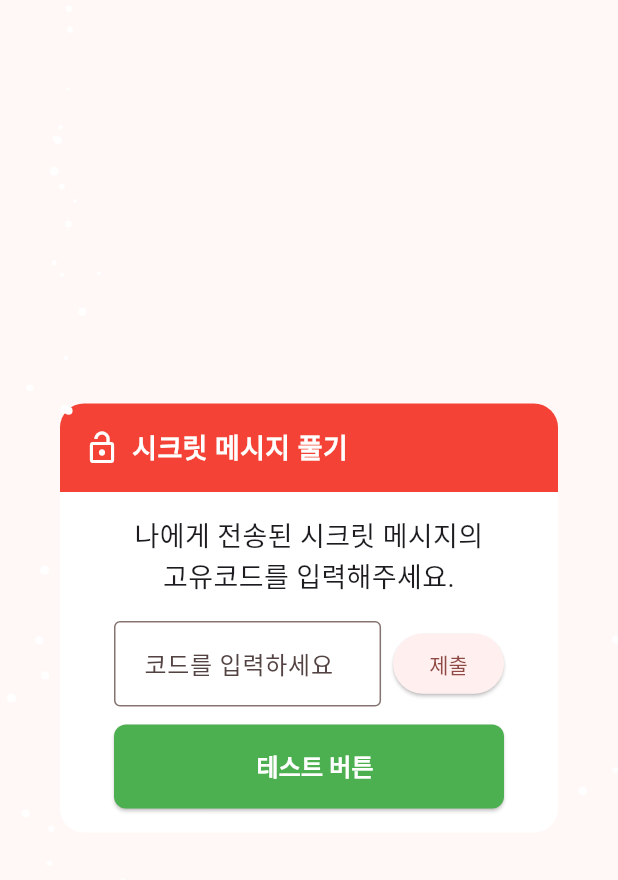
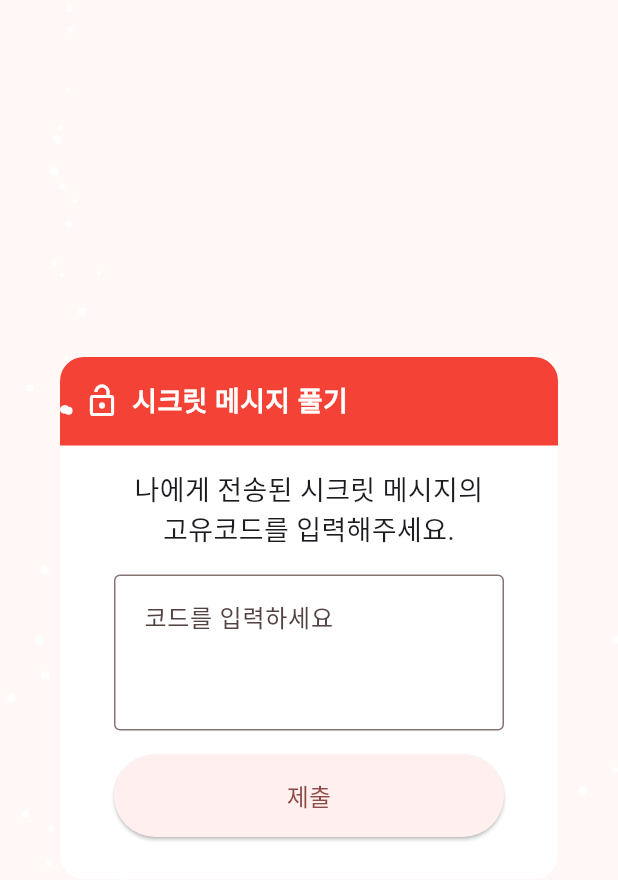
Before and after one commit to isjennifer/my_secret_christmas, a Flutter app: the DecodeMessageModal widget shown alone on an empty page, opened directly, after a tap on "제출", on a phone screen of 412 x 824 dp. Shown: the top 880 px of the screen. Run offline on Flutter 3.47's test engine with Material 3 defaults, Android fonts, the phone set to English and light mode, and no system bars; our stand-ins replace audioplayers, flutter_riverpod, google_fonts, google_mobile_ads, in_app_review, shared_preferences; missing offline and left inert: encrypt, kakao_flutter_sdk, social_share; accounts and stored records are empty.

Commit message:
코드 복호화 코드 연결

```diff
--- a/lib/decode_message_modal.dart
+++ b/lib/decode_message_modal.dart
@@ -1,6 +1,7 @@
 // lib/widgets/decode_message_modal.dart
 
 import 'package:flutter/material.dart';
+import 'package:my_secret_christmas/sevices/card_encryption_service.dart';
 import 'package:my_secret_christmas/steps/open_steps/decode_message_step.dart';
 import 'package:my_secret_christmas/models/christmas_card.dart';
 
@@ -20,14 +21,47 @@ class _DecodeMessageModalState extends State<DecodeMessageModal> {
     super.dispose();
   }
 
-  void _handleSubmit() {
-    if (_controller.text.isEmpty) return;
+  void _handleSubmit([String? value]) {
+    final textValue = value ?? _controller.text;
+    if (textValue.isEmpty) return;
 
-    // 여기에 제출 로직 구현
-    print('제출된 메시지: ${_controller.text}');
+    try {
+      // 복호화된 카드 데이터 받기
+      ChristmasCard decryptedCard =
+          CardEncryptionService.decryptToCard(textValue);
+
+      // 카드 데이터 출력
+      print('복호화된 카드 정보:');
+      print('보낸사람: ${decryptedCard.sender}');
+      print('받는사람: ${decryptedCard.recipient}');
+      print('내용: ${decryptedCard.content}');
+      print('카드 이미지: ${decryptedCard.cardImageUrl}');
+
+      // 퀴즈가 있다면 퀴즈 정보도 출력
+      if (decryptedCard.quiz != null) {
+        print('퀴즈 질문: ${decryptedCard.quiz!.question}');
+        print('퀴즈 답변: ${decryptedCard.quiz!.answer}');
+        print('힌트1: ${decryptedCard.quiz!.hint1}');
+        print('힌트2: ${decryptedCard.quiz!.hint2}');
+      }
+      Navigator.push(
+        context,
+        MaterialPageRoute(
+            builder: (context) => DecodeMessagePage(cardData: decryptedCard)),
+      );
 
       // 입력 필드 초기화
       _controller.clear();
+    } catch (e) {
+      print('오류 발생: $e');
+      // 여기에 사용자에게 오류를 알리는 로직을 추가할 수 있습니다.
+      // 예: ScaffoldMessenger를 사용한 스낵바 표시
+      ScaffoldMessenger.of(context).showSnackBar(
+        const SnackBar(
+          content: Text('메시지 풀기에 실패했어요! 올바른 코드인지 확인해주세요.'),
+        ),
+      );
+    }
   }
 
   @override
@@ -83,11 +117,13 @@ class _DecodeMessageModalState extends State<DecodeMessageModal> {
                     padding: const EdgeInsets.symmetric(horizontal: 20),
                     child: Column(
                       children: [
-                        Row(
+                        Column(
+                          crossAxisAlignment:
+                              CrossAxisAlignment.stretch, // 가로로 최대한 늘리기
                           children: [
-                            Expanded(
-                              child: TextField(
+                            TextField(
                               controller: _controller,
+                              maxLines: 3, // 입력 칸 높이 증가
                               decoration: InputDecoration(
                                 hintText: '코드를 입력하세요',
                                 contentPadding: const EdgeInsets.all(16),
@@ -95,69 +131,77 @@ class _DecodeMessageModalState extends State<DecodeMessageModal> {
                                   borderRadius: BorderRadius.circular(4),
                                 ),
                               ),
-                                onSubmitted: (_) => _handleSubmit(),
+                              onSubmitted: (value) => _handleSubmit(value),
+                            ),
+                            const SizedBox(height: 16), // 버튼과의 간격
+                            ElevatedButton(
+                              onPressed: _handleSubmit,
+                              style: ElevatedButton.styleFrom(
+                                padding: const EdgeInsets.symmetric(
+                                    vertical: 16), // 버튼 높이 증가
+                              ),
+                              child: const Text(
+                                '제출',
+                                style: TextStyle(
+                                  fontSize: 16, // 버튼 텍스트 크기 증가
                                 ),
                               ),
-                            const SizedBox(width: 8),
-                            ElevatedButton(
-                              onPressed: _handleSubmit,
-                              child: const Text('제출'),
                             ),
                           ],
                         ),
                         const SizedBox(height: 12),
                         // 테스트 버튼
-                        ElevatedButton(
-                          onPressed: () {
-                            // 퀴즈 객체 생성
-                            Quiz mockQuiz = Quiz(
-                              question: '산타의 썰매를 끄는 루돌프의 코 색깔은?',
-                              answer: '빨간색',
-                              hint1: '어두운 밤길을 환하게 밝혀주는 색이에요',
-                              hint2: '신호등에서 멈춤을 의미하는 색이에요',
-                            );
+                        // ElevatedButton(
+                        //   onPressed: () {
+                        //     // 퀴즈 객체 생성
+                        //     Quiz mockQuiz = Quiz(
+                        //       question: '산타의 썰매를 끄는 루돌프의 코 색깔은?',
+                        //       answer: '빨간색',
+                        //       hint1: '어두운 밤길을 환하게 밝혀주는 색이에요',
+                        //       hint2: '신호등에서 멈춤을 의미하는 색이에요',
+                        //     );
 
-                            // 크리스마스 카드 객체 생성
-                            ChristmasCard mockChristmasCard = ChristmasCard(
-                              sender: '산타',
-                              content:
-                                  '올해도 수고 많았어요! 내년에도 행복한 일만 가득하길 바랄게요. 메리 크리스마스!\n올해도 수고 많았어요! 내년에도 행복한 일만 가득하길 바랄게요. 메리 크리스마스!\n올해도 수고 많았어요! 내년에도 행복한 일만 가득하길 바랄게요. 메리 크리스마스!\n올해도 수고 많았어요! 내년에도 행복한 일만 가득하길 바랄게요. 메리 크리스마스!\n올해도 수고 많았어요! 내년\n',
-                              recipient: '루돌프',
-                              cardImageUrl: 'assets/christmas_card.png',
-                              quiz: mockQuiz,
-                            );
-                            Navigator.push(
-                              context,
-                              MaterialPageRoute(
-                                  builder: (context) => DecodeMessagePage(
-                                      cardData: mockChristmasCard)),
-                            );
-                          },
-                          style: ElevatedButton.styleFrom(
-                            backgroundColor: Colors.green,
-                            foregroundColor: Colors.white,
-                            padding: const EdgeInsets.symmetric(
-                              vertical: 16,
-                              horizontal: 24,
-                            ),
-                            shape: RoundedRectangleBorder(
-                              borderRadius: BorderRadius.circular(8),
-                            ),
-                          ),
-                          child: const Row(
-                            mainAxisAlignment: MainAxisAlignment.center,
-                            children: [
-                              SizedBox(width: 8),
-                              Text(
-                                '테스트 버튼',
-                                style: TextStyle(
-                                  fontSize: 16,
-                                  fontWeight: FontWeight.bold,
-                                ),
-                              ),
-                            ],
-                          ),
-                        ),
+                        //     // 크리스마스 카드 객체 생성
+                        //     ChristmasCard mockChristmasCard = ChristmasCard(
+                        //       sender: '산타',
+                        //       content:
+                        //           '올해도 수고 많았어요! 내년에도 행복한 일만 가득하길 바랄게요. 메리 크리스마스!\n올해도 수고 많았어요! 내년에도 행복한 일만 가득하길 바랄게요. 메리 크리스마스!\n올해도 수고 많았어요! 내년에도 행복한 일만 가득하길 바랄게요. 메리 크리스마스!\n올해도 수고 많았어요! 내년에도 행복한 일만 가득하길 바랄게요. 메리 크리스마스!\n올해도 수고 많았어요! 내년\n',
+                        //       recipient: '루돌프',
+                        //       cardImageUrl: 'assets/christmas_card.png',
+                        //       quiz: mockQuiz,
+                        //     );
+                        //     Navigator.push(
+                        //       context,
+                        //       MaterialPageRoute(
+                        //           builder: (context) => DecodeMessagePage(
+                        //               cardData: mockChristmasCard)),
+                        //     );
+                        //   },
+                        //   style: ElevatedButton.styleFrom(
+                        //     backgroundColor: Colors.green,
+                        //     foregroundColor: Colors.white,
+                        //     padding: const EdgeInsets.symmetric(
+                        //       vertical: 16,
+                        //       horizontal: 24,
+                        //     ),
+                        //     shape: RoundedRectangleBorder(
+                        //       borderRadius: BorderRadius.circular(8),
+                        //     ),
+                        //   ),
+                        //   child: const Row(
+                        //     mainAxisAlignment: MainAxisAlignment.center,
+                        //     children: [
+                        //       SizedBox(width: 8),
+                        //       Text(
+                        //         '테스트 버튼',
+                        //         style: TextStyle(
+                        //           fontSize: 16,
+                        //           fontWeight: FontWeight.bold,
+                        //         ),
+                        //       ),
+                        //     ],
+                        //   ),
+                        // ),
                       ],
                     ),
                   ),
```
Lines whose indentation alone changed are shown as unchanged.
